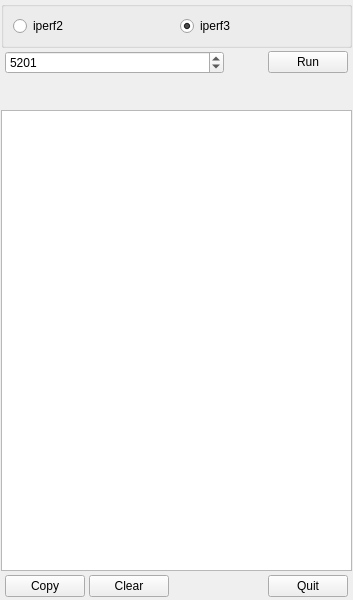
First picture: the form in src/mainwindow.ui, repository coolshou/qiperf, before the edit.
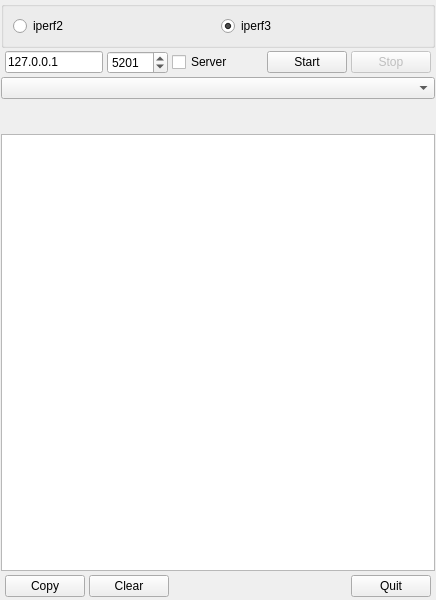
Second picture: the form after the edit. Icons and pictures are not drawn.

What changed in the file:
```diff
--- a/src/mainwindow.ui
+++ b/src/mainwindow.ui
@@ -6,7 +6,7 @@
    <rect>
     <x>0</x>
     <y>0</y>
-    <width>353</width>
+    <width>436</width>
     <height>600</height>
    </rect>
   </property>
@@ -18,7 +18,7 @@
     <normaloff>:/qiperf</normaloff>:/qiperf</iconset>
   </property>
   <widget class="QWidget" name="centralwidget">
-   <layout class="QVBoxLayout" name="verticalLayout" stretch="0,0,0,1,0">
+   <layout class="QVBoxLayout" name="verticalLayout" stretch="0,0,0,0,0,0">
     <property name="spacing">
      <number>2</number>
     </property>
@@ -77,7 +77,7 @@
     </item>
     <item>
      <widget class="QWidget" name="widget" native="true">
-      <layout class="QHBoxLayout" name="horizontalLayout" stretch="1,0,0">
+      <layout class="QHBoxLayout" name="horizontalLayout" stretch="0,1,0,0,0,0">
        <property name="spacing">
         <number>4</number>
        </property>
@@ -93,6 +93,13 @@
        <property name="bottomMargin">
         <number>1</number>
        </property>
+       <item>
+        <widget class="QLineEdit" name="le_target">
+         <property name="text">
+          <string>127.0.0.1</string>
+         </property>
+        </widget>
+       </item>
        <item>
         <widget class="QSpinBox" name="sb_port">
          <property name="minimum">
@@ -106,6 +113,13 @@
          </property>
         </widget>
        </item>
+       <item>
+        <widget class="QCheckBox" name="cb_ServerMode">
+         <property name="text">
+          <string>Server</string>
+         </property>
+        </widget>
+       </item>
        <item>
         <spacer name="horizontalSpacer_2">
          <property name="orientation">
@@ -122,13 +136,26 @@
        <item>
         <widget class="QPushButton" name="pb_run">
          <property name="text">
-          <string>Run</string>
+          <string>Start</string>
+         </property>
+        </widget>
+       </item>
+       <item>
+        <widget class="QPushButton" name="pbStop">
+         <property name="enabled">
+          <bool>false</bool>
+         </property>
+         <property name="text">
+          <string>Stop</string>
          </property>
         </widget>
        </item>
       </layout>
      </widget>
     </item>
+    <item>
+     <widget class="QComboBox" name="cb_info"/>
+    </item>
     <item>
      <widget class="QLabel" name="lb_info">
       <property name="font">
@@ -146,11 +173,7 @@
      </widget>
     </item>
     <item>
-     <widget class="QTextEdit" name="te_log">
-      <property name="readOnly">
-       <bool>true</bool>
-      </property>
-     </widget>
+     <widget class="QPlainTextEdit" name="te_log"/>
     </item>
     <item>
      <widget class="QWidget" name="widget_2" native="true">
```
Left out of the diff: 2 changed lines with no effect on the pictures.
